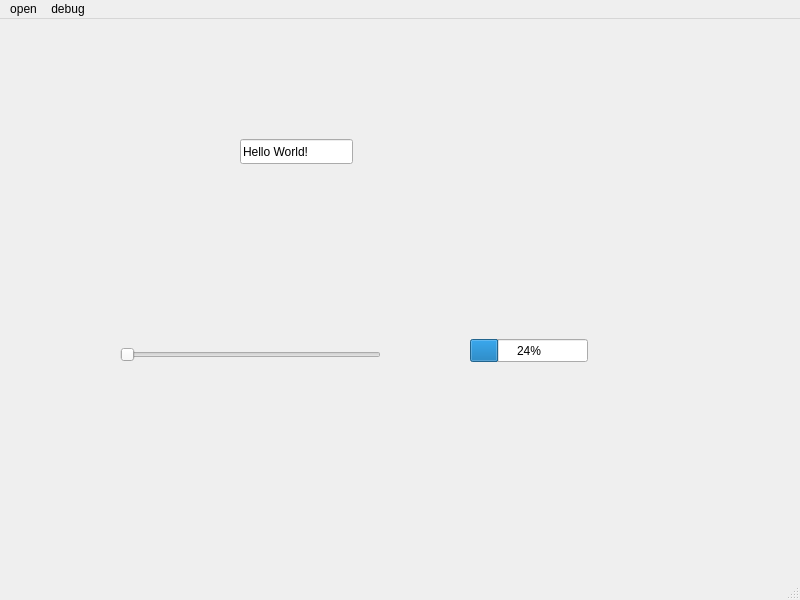
Before: the Qt Designer form mainwindow.ui in TaoWangRUB/Qt_Demo, drawn with Qt 5.
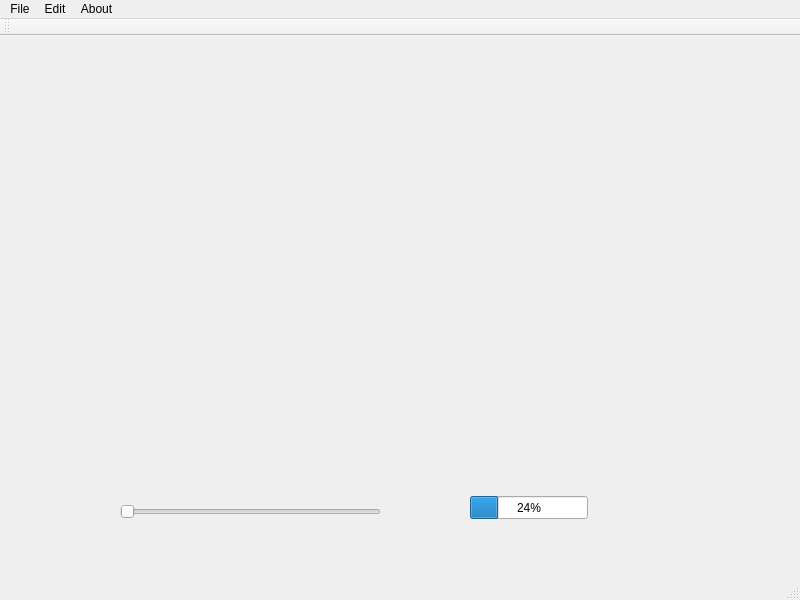
After: the same form once the commit is applied.

The edit to the form file:
```diff
--- a/mainwindow.ui
+++ b/mainwindow.ui
@@ -18,7 +18,7 @@
     <property name="geometry">
      <rect>
       <x>120</x>
-      <y>320</y>
+      <y>460</y>
       <width>261</width>
       <height>31</height>
      </rect>
@@ -31,7 +31,7 @@
     <property name="geometry">
      <rect>
       <x>470</x>
-      <y>320</y>
+      <y>460</y>
       <width>118</width>
       <height>23</height>
      </rect>
@@ -40,19 +40,6 @@
      <number>24</number>
     </property>
    </widget>
-   <widget class="QLineEdit" name="lineEdit">
-    <property name="geometry">
-     <rect>
-      <x>240</x>
-      <y>120</y>
-      <width>113</width>
-      <height>25</height>
-     </rect>
-    </property>
-    <property name="text">
-     <string>Hello World!</string>
-    </property>
-   </widget>
   </widget>
   <widget class="QMenuBar" name="menubar">
    <property name="geometry">
@@ -63,20 +50,47 @@
      <height>22</height>
     </rect>
    </property>
-   <widget class="QMenu" name="menuopen">
+   <widget class="QMenu" name="menuFile">
     <property name="title">
-     <string>open</string>
+     <string>File</string>
     </property>
    </widget>
-   <widget class="QMenu" name="menudebug">
+   <widget class="QMenu" name="menuEdit">
     <property name="title">
-     <string>debug</string>
+     <string>Edit</string>
     </property>
    </widget>
-   <addaction name="menuopen"/>
-   <addaction name="menudebug"/>
+   <widget class="QMenu" name="menuAbout">
+    <property name="title">
+     <string>About</string>
+    </property>
+   </widget>
+   <addaction name="menuFile"/>
+   <addaction name="menuEdit"/>
+   <addaction name="menuAbout"/>
   </widget>
   <widget class="QStatusBar" name="statusbar"/>
+  <widget class="QToolBar" name="toolBar">
+   <property name="windowTitle">
+    <string>toolBar</string>
+   </property>
+   <attribute name="toolBarArea">
+    <enum>TopToolBarArea</enum>
+   </attribute>
+   <attribute name="toolBarBreak">
+    <bool>false</bool>
+   </attribute>
+  </widget>
+  <action name="actionOpen">
+   <property name="text">
+    <string>Open</string>
+   </property>
+  </action>
+  <action name="actionExit">
+   <property name="text">
+    <string>Exit</string>
+   </property>
+  </action>
  </widget>
  <resources/>
  <connections/>
```
Left out of the diff: 2 changed lines with no effect on the pictures.
